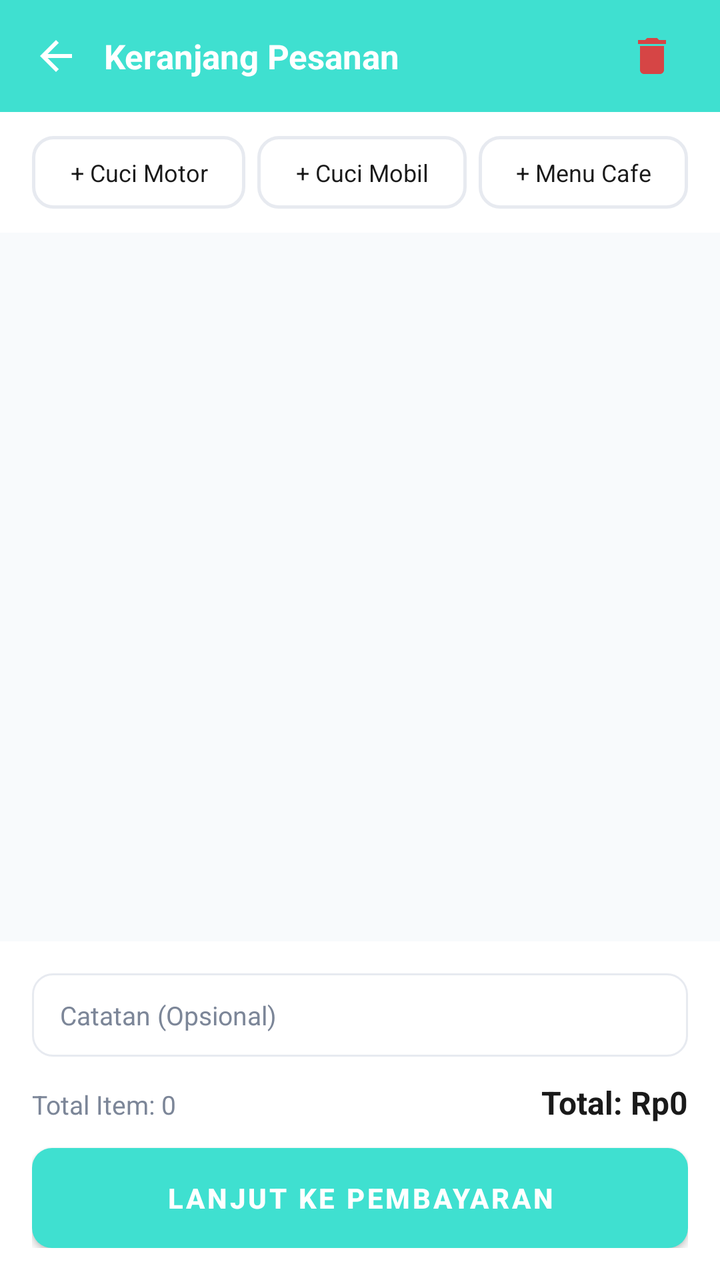
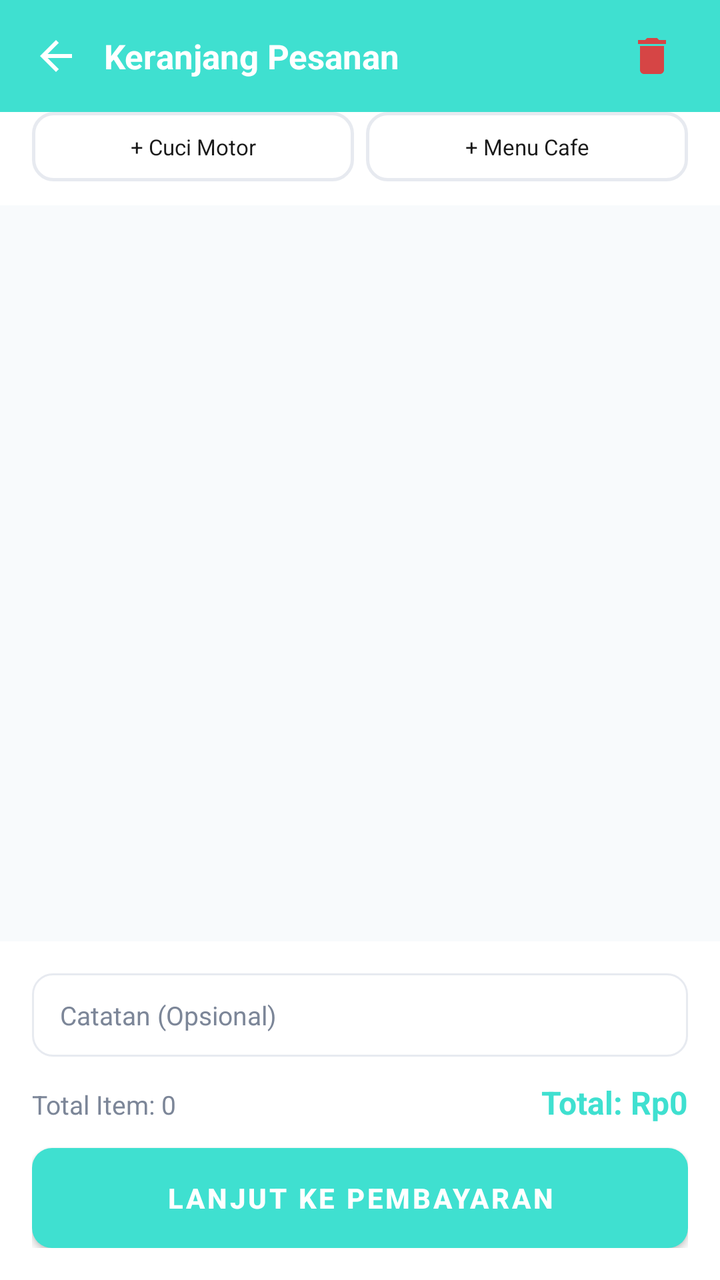

Before-and-after screenshots of an Android layout around one commit, followed by the original layout XML and the change that was made.
<!-- AndroidManifest.xml: application theme Theme.Pitstop -->
<!-- res/layout/activity_keranjang.xml -->
<?xml version="1.0" encoding="utf-8"?>
<LinearLayout xmlns:android="http://schemas.android.com/apk/res/android"
    android:layout_width="match_parent"
    android:layout_height="match_parent"
    android:background="@color/background"
    android:orientation="vertical">

    <LinearLayout
        android:id="@+id/toolbarHeader"
        android:layout_width="match_parent"
        android:layout_height="?attr/actionBarSize"
        android:background="@color/primary"
        android:gravity="center_vertical"
        android:orientation="horizontal"
        android:paddingStart="4dp"
        android:paddingEnd="16dp">

        <ImageButton
            android:id="@+id/btnBack"
            android:layout_width="48dp"
            android:layout_height="48dp"
            android:background="@android:color/transparent"
            android:src="@drawable/ic_back" />

        <TextView
            android:layout_width="0dp"
            android:layout_height="wrap_content"
            android:layout_weight="1"
            android:text="Keranjang Pesanan"
            android:textColor="@color/white"
            android:textSize="17sp"
            android:textStyle="bold" />

        <ImageButton
            android:id="@+id/btnHapusSemua"
            android:layout_width="36dp"
            android:layout_height="36dp"
            android:background="@android:color/transparent"
            android:src="@drawable/ic_delete" />
    </LinearLayout>

    <LinearLayout
        android:layout_width="match_parent"
        android:layout_height="wrap_content"
        android:background="@color/white"
        android:orientation="horizontal"
        android:paddingStart="16dp"
        android:paddingTop="12dp"
        android:paddingEnd="16dp"
        android:paddingBottom="12dp">

        <TextView
            android:id="@+id/btnTambahMotor"
            android:layout_width="2dp"
            android:layout_height="wrap_content"
            android:layout_marginEnd="6dp"
            android:layout_weight="1"
            android:background="@drawable/bg_pill_outline"
            android:gravity="center"
            android:padding="10dp"
            android:text="+ Cuci Motor"
            android:textColor="@color/black"
            android:textSize="12sp" />

        <TextView
            android:id="@+id/btnTambahMobil"
            android:layout_width="0dp"
            android:layout_height="wrap_content"
            android:layout_marginEnd="6dp"
            android:layout_weight="1"
            android:background="@drawable/bg_pill_outline"
            android:gravity="center"
            android:padding="10dp"
            android:text="+ Cuci Mobil"
            android:textColor="@color/black"
            android:textSize="12sp" />

        <TextView
            android:id="@+id/btnTambahCafe"
            android:layout_width="0dp"
            android:layout_height="wrap_content"
            android:layout_weight="1"
            android:background="@drawable/bg_pill_outline"
            android:gravity="center"
            android:padding="10dp"
            android:text="+ Menu Cafe"
            android:textColor="@color/black"
            android:textSize="12sp" />
    </LinearLayout>

    <androidx.recyclerview.widget.RecyclerView
        android:id="@+id/rvCart"
        android:layout_width="match_parent"
        android:layout_height="0dp"
        android:layout_weight="1"
        android:clipToPadding="false"
        android:padding="12dp" />

    <TextView
        android:id="@+id/tvEmpty"
        android:layout_width="match_parent"
        android:layout_height="wrap_content"
        android:gravity="center"
        android:padding="24dp"
        android:text="Keranjang masih kosong"
        android:textColor="@color/grey"
        android:visibility="gone" />

    <LinearLayout
        android:layout_width="match_parent"
        android:layout_height="wrap_content"
        android:background="@color/white"
        android:orientation="vertical"
        android:padding="16dp">

        <EditText
            android:id="@+id/etCatatan"
            android:layout_width="match_parent"
            android:layout_height="wrap_content"
            android:layout_marginBottom="12dp"
            android:background="@drawable/bg_edittext"
            android:hint="Catatan (Opsional)"
            android:textSize="13sp" />

        <LinearLayout
            android:layout_width="match_parent"
            android:layout_height="wrap_content"
            android:layout_marginBottom="12dp"
            android:orientation="horizontal">

            <TextView
                android:id="@+id/tvTotalItem"
                android:layout_width="0dp"
                android:layout_height="wrap_content"
                android:layout_weight="1"
                android:text="Total Item: 0"
                android:textColor="@color/grey"
                android:textSize="13sp" />

            <TextView
                android:id="@+id/tvTotal"
                android:layout_width="wrap_content"
                android:layout_height="wrap_content"
                android:text="Total: Rp0"
                android:textColor="@color/black"
                android:textSize="16sp"
                android:textStyle="bold" />
        </LinearLayout>

        <Button
            android:id="@+id/btnLanjut"
            android:layout_width="match_parent"
            android:layout_height="50dp"
            android:background="@drawable/bg_button_primary"
            android:text="LANJUT KE PEMBAYARAN"
            android:textAllCaps="false"
            android:textColor="@color/white"
            android:textStyle="bold" />
    </LinearLayout>

</LinearLayout>
<!-- resources referenced by this layout -->
<resources>
  <color name="background">#F8FAFC</color>
  <color name="black">#1A1A1A</color>
  <color name="grey">#7C8698</color>
  <color name="primary">#3fe0d0</color>
  <color name="white">#FFFFFF</color>
  <!-- drawable bg_button_primary (drawable) -->
  <?xml version="1.0" encoding="utf-8"?>
  <shape xmlns:android="http://schemas.android.com/apk/res/android">
      <solid android:color="@color/primary" />
      <corners android:radius="10dp" />
  </shape>
  <!-- drawable bg_edittext (drawable) -->
  <?xml version="1.0" encoding="utf-8"?>
  <shape xmlns:android="http://schemas.android.com/apk/res/android">
      <solid android:color="@color/white" />
      <corners android:radius="10dp" />
      <stroke android:width="1dp" android:color="@color/light_grey" />
      <padding android:left="14dp" android:top="12dp" android:right="14dp" android:bottom="12dp" />
  </shape>
  <!-- drawable bg_pill_outline (drawable) -->
  <?xml version="1.0" encoding="utf-8"?>
  <shape xmlns:android="http://schemas.android.com/apk/res/android">
      <solid android:color="@color/white" />
      <corners android:radius="10dp" />
      <stroke android:width="1.5dp" android:color="@color/light_grey" />
  </shape>
  <!-- drawable ic_back (drawable) -->
  <?xml version="1.0" encoding="utf-8"?>
  <vector xmlns:android="http://schemas.android.com/apk/res/android"
      android:width="24dp"
      android:height="24dp"
      android:viewportWidth="24"
      android:viewportHeight="24"
      android:tint="@color/white">
      <path
          android:fillColor="@android:color/white"
          android:pathData="M20,11H7.83l5.59,-5.59L12,4l-8,8 8,8 1.41,-1.41L7.83,13H20v-2z" />
  </vector>
  <!-- drawable ic_delete (drawable) -->
  <?xml version="1.0" encoding="utf-8"?>
  <vector xmlns:android="http://schemas.android.com/apk/res/android"
      android:width="24dp"
      android:height="24dp"
      android:viewportWidth="24"
      android:viewportHeight="24"
      android:tint="@color/red">
      <path
          android:fillColor="@android:color/white"
          android:pathData="M6,19c0,1.1 0.9,2 2,2h8c1.1,0 2,-0.9 2,-2V7H6v12zM19,4h-3.5l-1,-1h-5l-1,1H5v2h14V4z" />
  </vector>
  <style name="Theme.Pitstop" parent="Theme.MaterialComponents.Light.NoActionBar">
          <item name="colorPrimary">@color/primary</item>
          <item name="colorPrimaryDark">@color/primary_dark</item>
          <item name="colorAccent">@color/accent</item>
          <item name="android:windowBackground">@color/background</item>
          <item name="android:statusBarColor">@color/primary</item>
  
          
          <item name="android:textColorPrimary">@color/black</item>
          <item name="android:textColorSecondary">@color/grey</item>
          <item name="android:textColorHint">@color/grey</item>
  
          
          <item name="alertDialogTheme">@style/ThemeOverlay.Pitsop.Dialog</item>
      </style>
  <color name="light_grey">#E7EAF0</color>
  <color name="red">#D64545</color>
  <color name="primary_dark">#0D1F3D</color>
  <color name="accent">#2D6CDF</color>
  <style name="ThemeOverlay.Pitsop.Dialog" parent="ThemeOverlay.MaterialComponents.Dialog.Alert">
          <item name="android:windowBackground">@color/white</item>
          <item name="android:textColorPrimary">@color/black</item>
          <item name="android:textColorSecondary">@color/grey</item>
      </style>
</resources>

<!-- the commit's change to res/layout/activity_keranjang.xml (unified diff, before → after) -->
@@ -45,13 +45,12 @@
         android:background="@color/white"
         android:orientation="horizontal"
         android:paddingStart="16dp"
-        android:paddingTop="12dp"
         android:paddingEnd="16dp"
         android:paddingBottom="12dp">
 
         <TextView
             android:id="@+id/btnTambahMotor"
-            android:layout_width="2dp"
+            android:layout_width="0dp"
             android:layout_height="wrap_content"
             android:layout_marginEnd="6dp"
             android:layout_weight="1"
@@ -60,20 +59,7 @@
             android:padding="10dp"
             android:text="+ Cuci Motor"
             android:textColor="@color/black"
-            android:textSize="12sp" />
-
-        <TextView
-            android:id="@+id/btnTambahMobil"
-            android:layout_width="0dp"
-            android:layout_height="wrap_content"
-            android:layout_marginEnd="6dp"
-            android:layout_weight="1"
-            android:background="@drawable/bg_pill_outline"
-            android:gravity="center"
-            android:padding="10dp"
-            android:text="+ Cuci Mobil"
-            android:textColor="@color/black"
-            android:textSize="12sp" />
+            android:textSize="11sp" />
 
         <TextView
             android:id="@+id/btnTambahCafe"
@@ -85,7 +71,7 @@
             android:padding="10dp"
             android:text="+ Menu Cafe"
             android:textColor="@color/black"
-            android:textSize="12sp" />
+            android:textSize="11sp" />
     </LinearLayout>
 
     <androidx.recyclerview.widget.RecyclerView
@@ -142,7 +128,7 @@
                 android:layout_width="wrap_content"
                 android:layout_height="wrap_content"
                 android:text="Total: Rp0"
-                android:textColor="@color/black"
+                android:textColor="@color/primary"
                 android:textSize="16sp"
                 android:textStyle="bold" />
         </LinearLayout>
